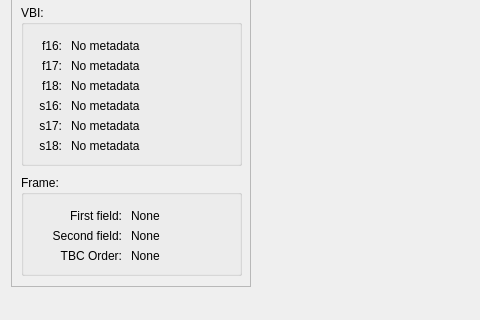
Above: tools/ld-analyse/mainwindow.ui from happycube/ld-decode before the change; both pictures show x 0 to 480 and y 155 to 475 of the 600 by 475 pixel window. Below: the same form after it.
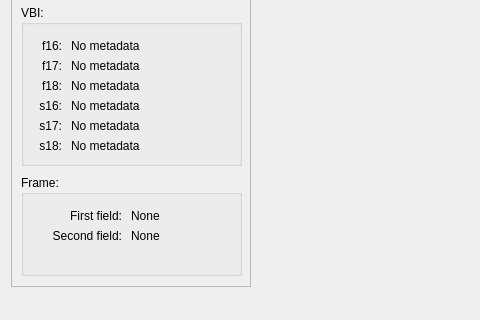
That is the form after the change. Icons and pictures are not drawn.

Commit message: Update to JSON format; and fields are now first/second

```diff
--- a/tools/ld-analyse/mainwindow.ui
+++ b/tools/ld-analyse/mainwindow.ui
@@ -356,22 +356,6 @@
          <set>Qt::AlignRight|Qt::AlignTrailing|Qt::AlignVCenter</set>
         </property>
        </widget>
-       <widget class="QLabel" name="label_9">
-        <property name="geometry">
-         <rect>
-          <x>10</x>
-          <y>70</y>
-          <width>91</width>
-          <height>21</height>
-         </rect>
-        </property>
-        <property name="text">
-         <string>TBC Order:</string>
-        </property>
-        <property name="alignment">
-         <set>Qt::AlignRight|Qt::AlignTrailing|Qt::AlignVCenter</set>
-        </property>
-       </widget>
        <widget class="QLabel" name="firstFieldLabel">
         <property name="geometry">
          <rect>
@@ -398,19 +382,6 @@
          <string>None</string>
         </property>
        </widget>
-       <widget class="QLabel" name="fieldOrderLabel">
-        <property name="geometry">
-         <rect>
-          <x>110</x>
-          <y>70</y>
-          <width>101</width>
-          <height>21</height>
-         </rect>
-        </property>
-        <property name="text">
-         <string>None</string>
-        </property>
-       </widget>
       </widget>
       <widget class="QPushButton" name="combFilterPushButton">
        <property name="geometry">
```
The commit also changes 7 other files.
